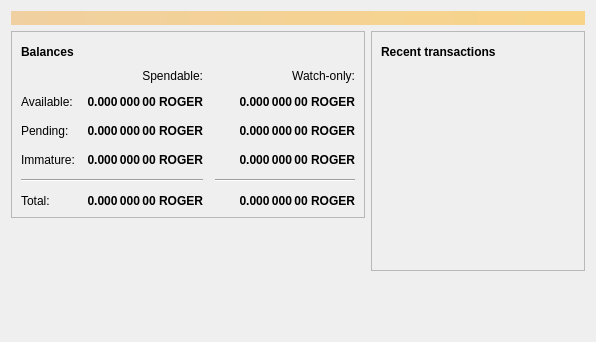
The window that src/qt/forms/overviewpage.ui (TheHolyRoger/TheHolyRogerCoin) describes before a commit, drawn with Qt 5.
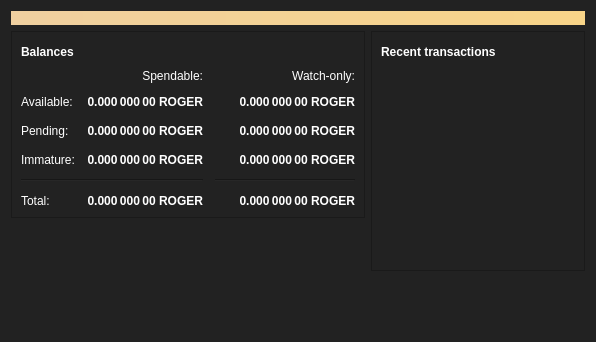
The same window after the commit. Icons and pictures are not drawn.

Commit message: Roger QT Style changes version bump

Patch:
```diff
--- a/src/qt/forms/overviewpage.ui
+++ b/src/qt/forms/overviewpage.ui
@@ -13,6 +13,9 @@
   <property name="windowTitle">
    <string>Form</string>
   </property>
+  <property name="styleSheet">
+   <string notr="true">background-color:#222;color:#fff;</string>
+  </property>
   <layout class="QVBoxLayout" name="topLayout">
    <item>
     <widget class="QLabel" name="labelAlerts">
```
The commit also changes 12 other files.
